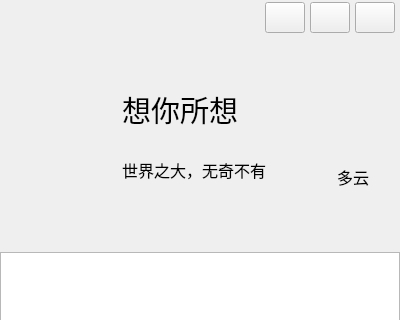
The window that ChatClient/MainWindow.ui (crylittlebear/QtChat) describes before a commit, drawn with Qt 5; both pictures show x 0 to 400 and y 0 to 320 of the 400 by 1000 pixel window.
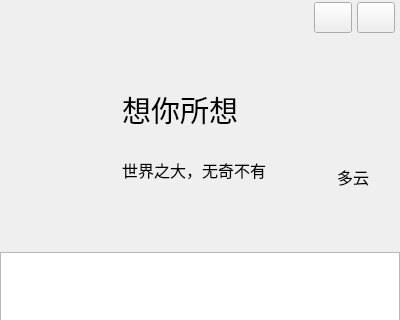
The same window after the commit. Icons and pictures are not drawn.

Diff of the .ui file:
```diff
--- a/ChatClient/MainWindow.ui
+++ b/ChatClient/MainWindow.ui
@@ -97,25 +97,12 @@
            </property>
            <property name="sizeHint" stdset="0">
             <size>
-             <width>213</width>
+             <width>275</width>
              <height>20</height>
             </size>
            </property>
           </spacer>
          </item>
-         <item>
-          <widget class="QPushButton" name="btnWinMenu">
-           <property name="minimumSize">
-            <size>
-             <width>31</width>
-             <height>31</height>
-            </size>
-           </property>
-           <property name="text">
-            <string/>
-           </property>
-          </widget>
-         </item>
          <item>
           <widget class="QPushButton" name="btnWinMin">
            <property name="minimumSize">
```
Left out of the diff: 14 changed lines with no effect on the pictures.
